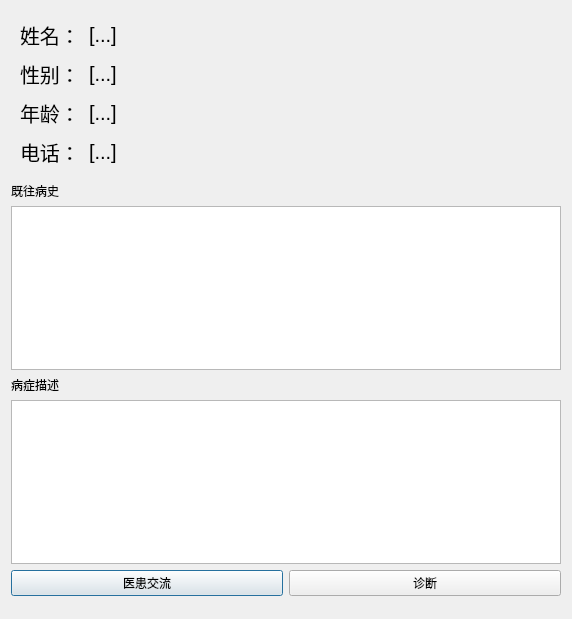
Above: code/patientinformationdetail.ui from laonuo2004/cpp-qt-medical-system before the change. Below: the same form after it.
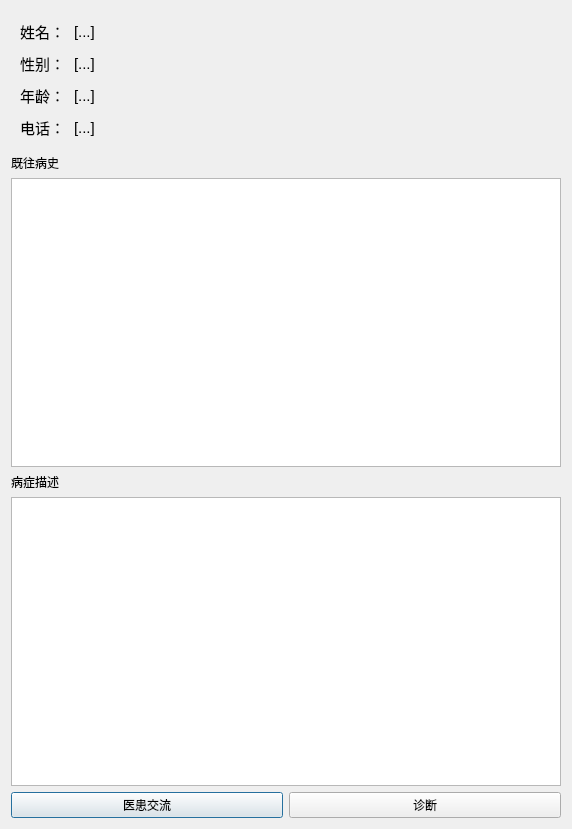
That is the form after the change. Icons and pictures are not drawn.

What changed in the file:
```diff
--- a/code/patientinformationdetail.ui
+++ b/code/patientinformationdetail.ui
@@ -7,7 +7,7 @@
     <x>0</x>
     <y>0</y>
     <width>572</width>
-    <height>619</height>
+    <height>829</height>
    </rect>
   </property>
   <property name="windowTitle">
@@ -40,7 +40,7 @@
         <widget class="QLabel" name="label">
          <property name="font">
           <font>
-           <pointsize>15</pointsize>
+           <pointsize>11</pointsize>
           </font>
          </property>
          <property name="text">
@@ -52,7 +52,7 @@
         <widget class="QLabel" name="label_8">
          <property name="font">
           <font>
-           <pointsize>15</pointsize>
+           <pointsize>11</pointsize>
           </font>
          </property>
          <property name="text">
@@ -64,7 +64,7 @@
         <widget class="QLabel" name="label_2">
          <property name="font">
           <font>
-           <pointsize>15</pointsize>
+           <pointsize>11</pointsize>
           </font>
          </property>
          <property name="text">
@@ -76,7 +76,7 @@
         <widget class="QLabel" name="label_9">
          <property name="font">
           <font>
-           <pointsize>15</pointsize>
+           <pointsize>11</pointsize>
           </font>
          </property>
          <property name="text">
@@ -88,7 +88,7 @@
         <widget class="QLabel" name="label_3">
          <property name="font">
           <font>
-           <pointsize>15</pointsize>
+           <pointsize>11</pointsize>
           </font>
          </property>
          <property name="text">
@@ -100,7 +100,7 @@
         <widget class="QLabel" name="label_10">
          <property name="font">
           <font>
-           <pointsize>15</pointsize>
+           <pointsize>11</pointsize>
           </font>
          </property>
          <property name="text">
@@ -112,7 +112,7 @@
         <widget class="QLabel" name="label_4">
          <property name="font">
           <font>
-           <pointsize>15</pointsize>
+           <pointsize>11</pointsize>
           </font>
          </property>
          <property name="text">
@@ -124,7 +124,7 @@
         <widget class="QLabel" name="label_13">
          <property name="font">
           <font>
-           <pointsize>15</pointsize>
+           <pointsize>11</pointsize>
           </font>
          </property>
          <property name="text">
@@ -190,19 +190,6 @@
      </item>
     </layout>
    </item>
-   <item>
-    <spacer name="verticalSpacer">
-     <property name="orientation">
-      <enum>Qt::Vertical</enum>
-     </property>
-     <property name="sizeHint" stdset="0">
-      <size>
-       <width>20</width>
-       <height>40</height>
-      </size>
-     </property>
-    </spacer>
-   </item>
   </layout>
  </widget>
  <resources>
```
